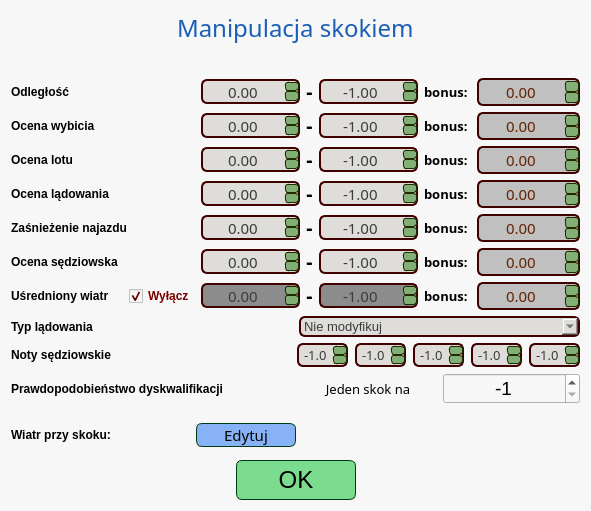
Above: source/UI/JumpManipulation/JumpManipulatorConfigWindow.ui from SiekamCebule/sj-sim before the change. Below: the same form after it.
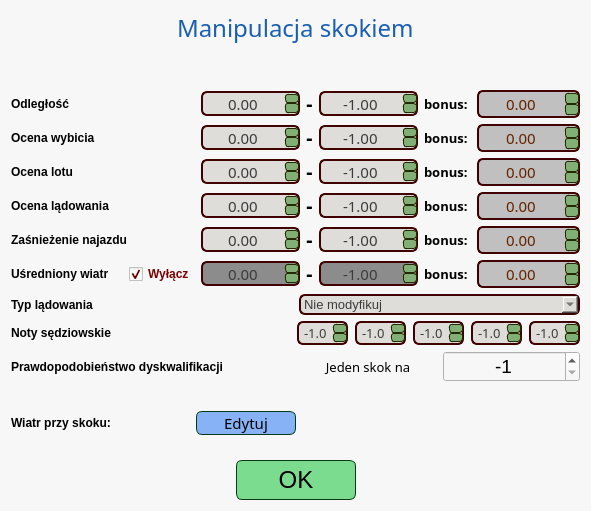
That is the form after the change.

What changed in the file:
```diff
--- a/source/UI/JumpManipulation/JumpManipulatorConfigWindow.ui
+++ b/source/UI/JumpManipulation/JumpManipulatorConfigWindow.ui
@@ -1221,234 +1221,6 @@
        </item>
       </layout>
      </item>
-     <item>
-      <layout class="QHBoxLayout" name="horizontalLayout_6">
-       <item>
-        <widget class="QLabel" name="label_9">
-         <property name="font">
-          <font>
-           <bold>true</bold>
-          </font>
-         </property>
-         <property name="text">
-          <string>Ocena sędziowska</string>
-         </property>
-        </widget>
-       </item>
-       <item>
-        <widget class="QDoubleSpinBox" name="doubleSpinBox_minJudgesRating">
-         <property name="sizePolicy">
-          <sizepolicy hsizetype="Fixed" vsizetype="Fixed">
-           <horstretch>0</horstretch>
-           <verstretch>0</verstretch>
-          </sizepolicy>
-         </property>
-         <property name="maximumSize">
-          <size>
-           <width>99</width>
-           <height>25</height>
-          </size>
-         </property>
-         <property name="sizeIncrement">
-          <size>
-           <width>99</width>
-           <height>25</height>
-          </size>
-         </property>
-         <property name="font">
-          <font>
-           <family>Quicksand Medium</family>
-           <pointsize>11</pointsize>
-          </font>
-         </property>
-         <property name="styleSheet">
-          <string notr="true">QWidget{
-	background-color: rgb(222, 221, 218);
-	color: rgb(60, 60, 60);
-	border: 2px solid rgb(65, 0, 0);
-	border-radius: 6px;
-}
-
-QDoubleSpinBox::up-button{
-border: 1px solid rgb(33, 42, 0);
-border-radius: 3px;
-		background-color: rgb(129, 175, 117);
-	color: rgb(0, 59, 23);
-}
-QDoubleSpinBox::down-button{
-border: 1px solid rgb(33, 42, 0);
-border-radius: 3px;
-	background-color: rgb(129, 175, 117);
-	color: rgb(0, 59, 23);
-}</string>
-         </property>
-         <property name="alignment">
-          <set>Qt::AlignCenter</set>
-         </property>
-         <property name="minimum">
-          <double>0.000000000000000</double>
-         </property>
-         <property name="maximum">
-          <double>1000000.000000000000000</double>
-         </property>
-         <property name="value">
-          <double>0.000000000000000</double>
-         </property>
-        </widget>
-       </item>
-       <item>
-        <widget class="QLabel" name="label_10">
-         <property name="sizePolicy">
-          <sizepolicy hsizetype="Maximum" vsizetype="Maximum">
-           <horstretch>0</horstretch>
-           <verstretch>0</verstretch>
-          </sizepolicy>
-         </property>
-         <property name="font">
-          <font>
-           <pointsize>15</pointsize>
-           <bold>true</bold>
-          </font>
-         </property>
-         <property name="text">
-          <string>-</string>
-         </property>
-        </widget>
-       </item>
-       <item>
-        <widget class="QDoubleSpinBox" name="doubleSpinBox_maxJudgesRating">
-         <property name="sizePolicy">
-          <sizepolicy hsizetype="Fixed" vsizetype="Fixed">
-           <horstretch>0</horstretch>
-           <verstretch>0</verstretch>
-          </sizepolicy>
-         </property>
-         <property name="maximumSize">
-          <size>
-           <width>99</width>
-           <height>25</height>
-          </size>
-         </property>
-         <property name="sizeIncrement">
-          <size>
-           <width>99</width>
-           <height>25</height>
-          </size>
-         </property>
-         <property name="font">
-          <font>
-           <family>Quicksand Medium</family>
-           <pointsize>11</pointsize>
-          </font>
-         </property>
-         <property name="styleSheet">
-          <string notr="true">QWidget{
-	background-color: rgb(222, 221, 218);
-	color: rgb(60, 60, 60);
-	border: 2px solid rgb(65, 0, 0);
-	border-radius: 6px;
-}
-
-QDoubleSpinBox::up-button{
-border: 1px solid rgb(33, 42, 0);
-border-radius: 3px;
-		background-color: rgb(129, 175, 117);
-	color: rgb(0, 59, 23);
-}
-QDoubleSpinBox::down-button{
-border: 1px solid rgb(33, 42, 0);
-border-radius: 3px;
-	background-color: rgb(129, 175, 117);
-	color: rgb(0, 59, 23);
-}</string>
-         </property>
-         <property name="alignment">
-          <set>Qt::AlignCenter</set>
-         </property>
-         <property name="minimum">
-          <double>-1.000000000000000</double>
-         </property>
-         <property name="maximum">
-          <double>20.000000000000000</double>
-         </property>
-         <property name="value">
-          <double>-1.000000000000000</double>
-         </property>
-        </widget>
-       </item>
-       <item>
-        <layout class="QHBoxLayout" name="horizontalLayout_12">
-         <item>
-          <widget class="QLabel" name="label_17">
-           <property name="sizePolicy">
-            <sizepolicy hsizetype="Maximum" vsizetype="Preferred">
-             <horstretch>0</horstretch>
-             <verstretch>0</verstretch>
-            </sizepolicy>
-           </property>
-           <property name="font">
-            <font>
-             <family>Quicksand Medium</family>
-             <pointsize>10</pointsize>
-             <bold>true</bold>
-            </font>
-           </property>
-           <property name="text">
-            <string>bonus: </string>
-           </property>
-          </widget>
-         </item>
-         <item>
-          <widget class="QDoubleSpinBox" name="doubleSpinBox_judgesRatingBonus">
-           <property name="sizePolicy">
-            <sizepolicy hsizetype="Maximum" vsizetype="Maximum">
-             <horstretch>0</horstretch>
-             <verstretch>0</verstretch>
-            </sizepolicy>
-           </property>
-           <property name="font">
-            <font>
-             <family>Quicksand Medium</family>
-             <pointsize>11</pointsize>
-             <bold>false</bold>
-            </font>
-           </property>
-           <property name="styleSheet">
-            <string notr="true">QWidget{
-	background-color: rgb(192, 192, 192);
-	color: rgb(100, 35, 0);
-	border: 2px solid rgb(65, 0, 0);
-	border-radius: 6px;
-}
-
-QDoubleSpinBox::up-button{
-border: 1px solid rgb(33, 42, 0);
-border-radius: 3px;
-		background-color: rgb(129, 175, 117);
-	color: rgb(0, 59, 23);
-}
-QDoubleSpinBox::down-button{
-border: 1px solid rgb(33, 42, 0);
-border-radius: 3px;
-	background-color: rgb(129, 175, 117);
-	color: rgb(0, 59, 23);
-}</string>
-           </property>
-           <property name="alignment">
-            <set>Qt::AlignCenter</set>
-           </property>
-           <property name="minimum">
-            <double>-100000.000000000000000</double>
-           </property>
-           <property name="maximum">
-            <double>100000.000000000000000</double>
-           </property>
-          </widget>
-         </item>
-        </layout>
-       </item>
-      </layout>
-     </item>
      <item>
       <layout class="QHBoxLayout" name="horizontalLayout_7">
        <item>
```
